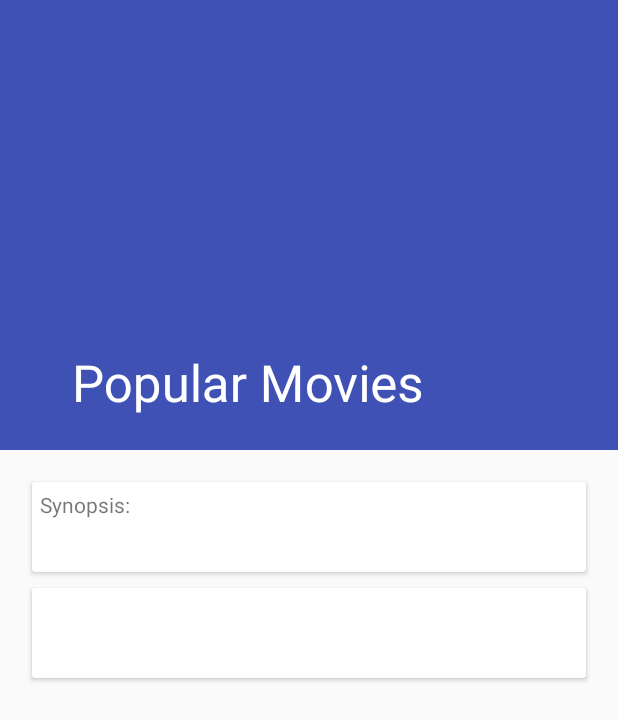
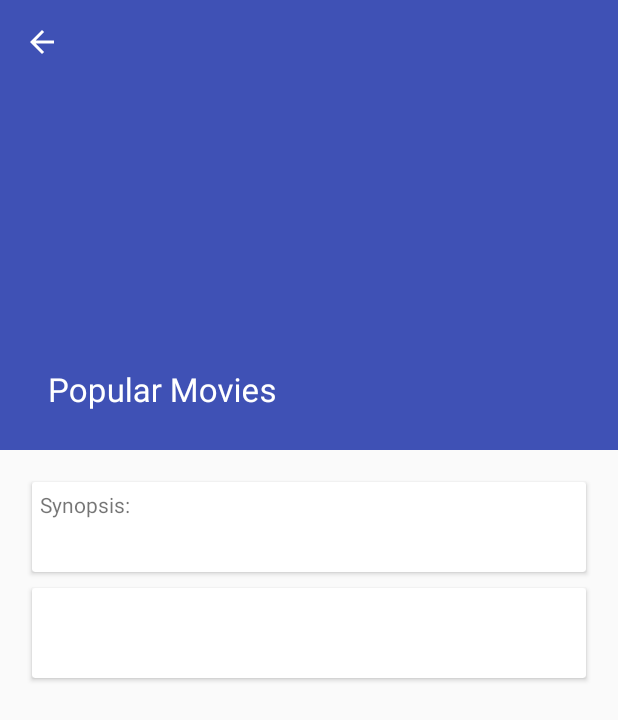
Before and after one commit to umarfarisi/PopularMovies, an Android app: the MovieDetailActivity screen opened directly, with no data from a screen before it, on a phone screen of 412 x 824 dp. Shown: the top 720 px of the screen. Run offline under Robolectric (Android 15) with nearby library versions, the phone set to English and light mode, and no system bars; our stand-ins replace ButterKnife, Picasso; pictures from the network do not load.

Commit message:
display home button in detail movie

```diff
--- a/app/src/main/java/com/example/myapplication/MovieDetailActivity.java
+++ b/app/src/main/java/com/example/myapplication/MovieDetailActivity.java
@@ -45,13 +45,14 @@ public class MovieDetailActivity extends AppCompatActivity {
         unbinder = ButterKnife.bind(this);
 
         setSupportActionBar(movieDetailToolbarTB);
+        getSupportActionBar().setDefaultDisplayHomeAsUpEnabled(true);
+        getSupportActionBar().setDisplayHomeAsUpEnabled(true);
 
         movie = (Movie) getIntent().getParcelableExtra(Constants.MOVIE);
 
         if(movie != null) {
 
             movieDetailToolbarContainerCB.setTitle(movie.getTitle());
-            movieDetailToolbarContainerCB.setExpandedTitleColor(android.R.color.transparent);
 
             Picasso.with(this).load(ApiUtils.IMG_BASE_URL + movie.getThumbnailPath()).into(movieDetailPosterIV);
             movieDetailSynopsisTV.setText(movie.getSynopsis());
--- a/app/src/main/res/layout/activity_movie_detail.xml
+++ b/app/src/main/res/layout/activity_movie_detail.xml
@@ -19,8 +19,8 @@
             android:layout_height="match_parent"
             app:layout_scrollFlags="scroll|exitUntilCollapsed"
             app:contentScrim="?attr/colorPrimary"
-            app:expandedTitleMarginStart="48dp"
-            app:expandedTitleMarginEnd="64dp"
+            app:collapsedTitleTextAppearance="?android:textAppearanceMedium"
+            app:expandedTitleTextAppearance="?android:textAppearanceLarge"
             android:fitsSystemWindows="true">
 
             <ImageView
```
